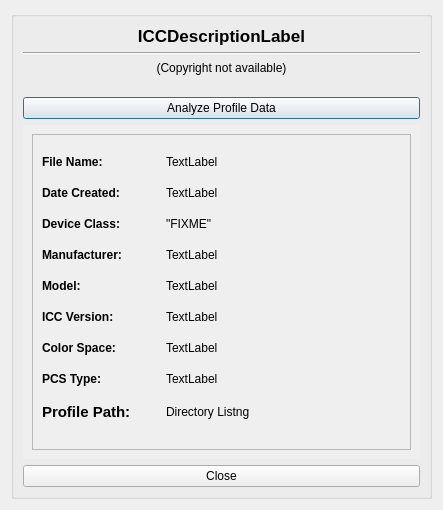
Before: the Qt Designer form src/modules/information/ui/sy_info_dialog.ui in oyranos-cms/Synnefo, drawn with Qt 5.
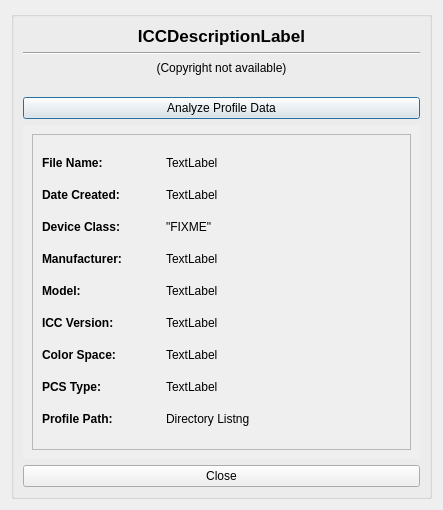
After: the same form once the commit is applied.

Commit message:
fix string appearance
the unwanted too big size may have come from a copy and paste.

```diff
--- a/src/modules/information/ui/sy_info_dialog.ui
+++ b/src/modules/information/ui/sy_info_dialog.ui
@@ -576,11 +576,7 @@
                 </font>
                </property>
                <property name="text">
-                <string>&lt;!DOCTYPE HTML PUBLIC &quot;-//W3C//DTD HTML 4.0//EN&quot; &quot;http://www.w3.org/TR/REC-html40/strict.dtd&quot;&gt;
-&lt;html&gt;&lt;head&gt;&lt;meta name=&quot;qrichtext&quot; content=&quot;1&quot; /&gt;&lt;style type=&quot;text/css&quot;&gt;
-p, li { white-space: pre-wrap; }
-&lt;/style&gt;&lt;/head&gt;&lt;body style=&quot; font-family:'DejaVu Sans'; font-size:11pt; font-weight:600; font-style:normal;&quot;&gt;
-&lt;p style=&quot; margin-top:0px; margin-bottom:0px; margin-left:0px; margin-right:0px; -qt-block-indent:0; text-indent:0px;&quot;&gt;Profile Path:&lt;/p&gt;&lt;/body&gt;&lt;/html&gt;</string>
+                <string>Profile Path:</string>
                </property>
               </widget>
              </item>
```
